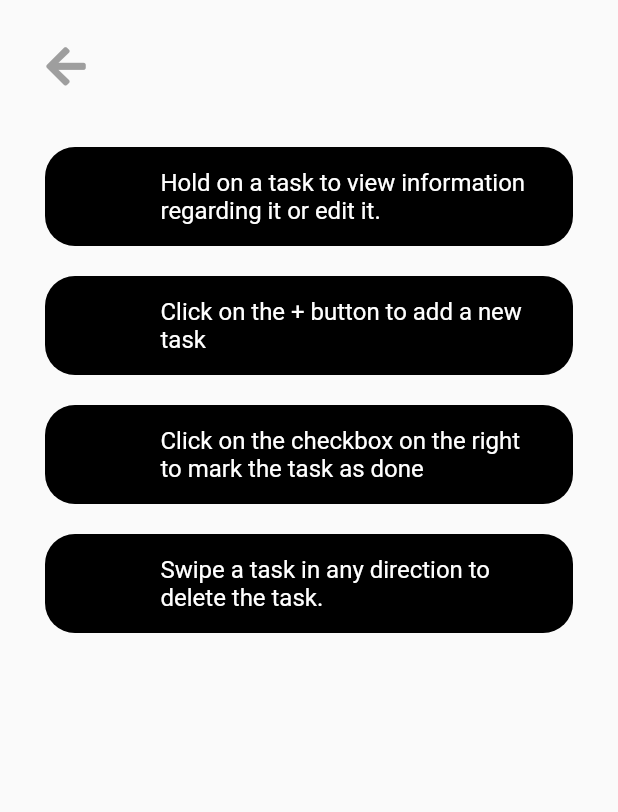
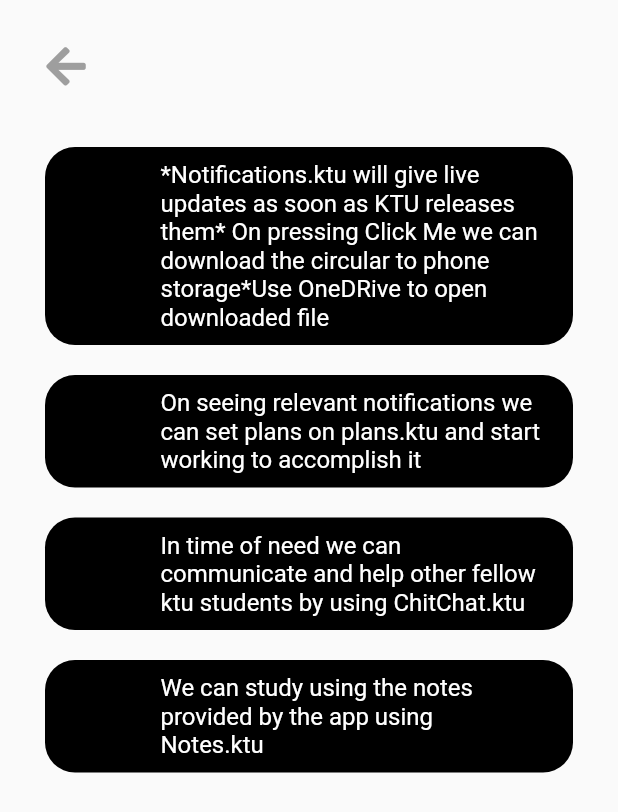
Before and after one commit to BobyBiju/DotKtuonProgress, a Flutter app: the Home screen opened by its route, after a tap on "How to use", on a phone screen of 412 x 824 dp. Shown: the top 812 px of the screen. Run offline on Flutter 3.47's test engine with Material 2 defaults, Android fonts, the phone set to English and light mode, and no system bars; our stand-ins replace animated_text_kit, cloud_firestore, dio, firebase_auth, firebase_core, flutter_local_notifications and 5 more; missing offline and left inert: flutter_downloader; accounts and stored records are empty.

Commit message:
please commit

```diff
--- a/lib/MyScreens/home_page.dart
+++ b/lib/MyScreens/home_page.dart
@@ -39,8 +39,12 @@ class Home extends StatelessWidget {
                 ),
                 SizedBox(height: 20.0,),
                 ListTile(
-                    leading: Icon(FontAwesomeIcons.tasks),
-                    title: Text('How to use'),
+                    leading: Icon(FontAwesomeIcons.tasks,
+                    color: Colors.white,),
+                    title: Text('How to use',
+                    style: TextStyle(
+                      color: Colors.white,
+                    ),),
                     onTap: () {
                       Navigator.pushNamed(context, InstructionsScreen.id);
                     }),
@@ -105,6 +109,7 @@ class Home extends StatelessWidget {
                             color: Colors.white
                         ),),
                     ),
+                    Divider(height: 10.0,),
                     FlatButton(
                       color: Colors.black,
                       onPressed: (){
--- a/lib/screens/instructions_screen.dart
+++ b/lib/screens/instructions_screen.dart
@@ -32,18 +32,20 @@ class InstructionsScreen extends StatelessWidget {
                 children: <Widget>[
                   InstructionTile(
                     title:
-                        'Hold on a task to view information regarding it or edit it.',
+                    '*Notifications.ktu will give live updates as soon as KTU releases them'
+                        '* On pressing Click Me we can download the circular to phone storage'
+                        '*Use OneDRive to open downloaded file',
 
                   ),
                   InstructionTile(
-                    title: 'Click on the + button to add a new task',
+                    title: 'On seeing relevant notifications we can set plans on plans.ktu and start working to accomplish it',
                   ),
                   InstructionTile(
                     title:
-                        'Click on the checkbox on the right to mark the task as done',
+                    'In time of need we can communicate and help other fellow ktu students by using ChitChat.ktu',
                   ),
                   InstructionTile(
-                    title: 'Swipe a task in any direction to delete the task.',
+                    title: 'We can study using the notes provided by the app using Notes.ktu',
                   ),
                 ],
               ),
@@ -77,9 +79,9 @@ class InstructionTile extends StatelessWidget {
           size: 25.0,
         ),
         title: Text(title,
-        style: TextStyle(
-          color: Colors.white,
-        ),),
+          style: TextStyle(
+            color: Colors.white,
+          ),),
       ),
     );
   }
```
